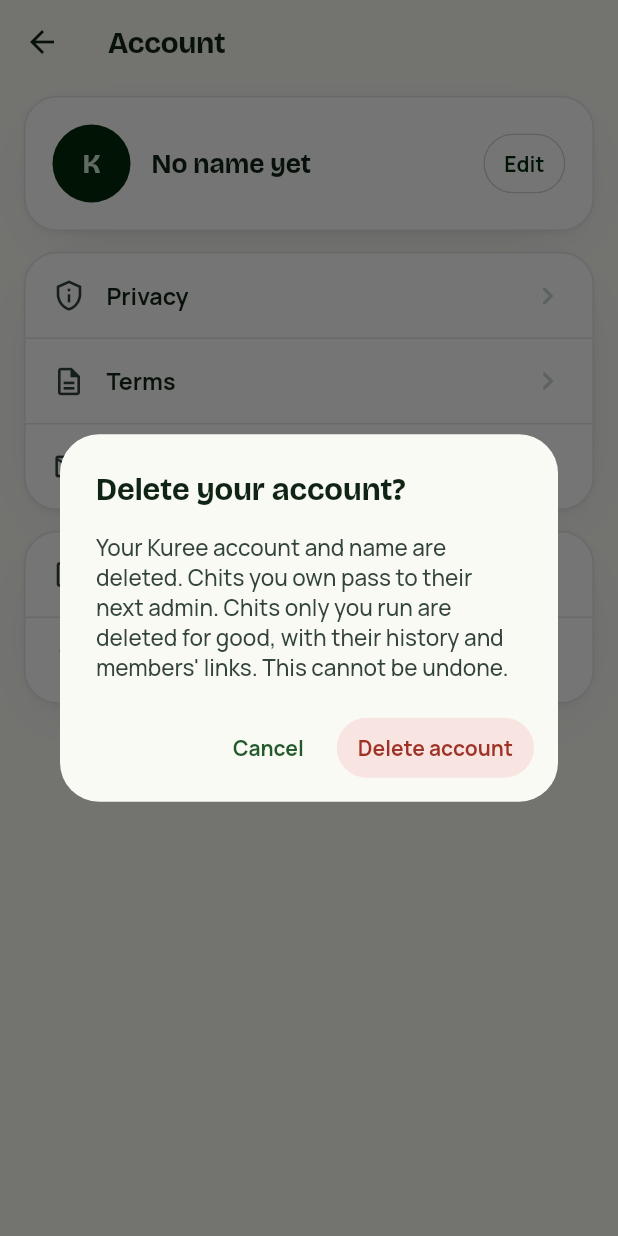
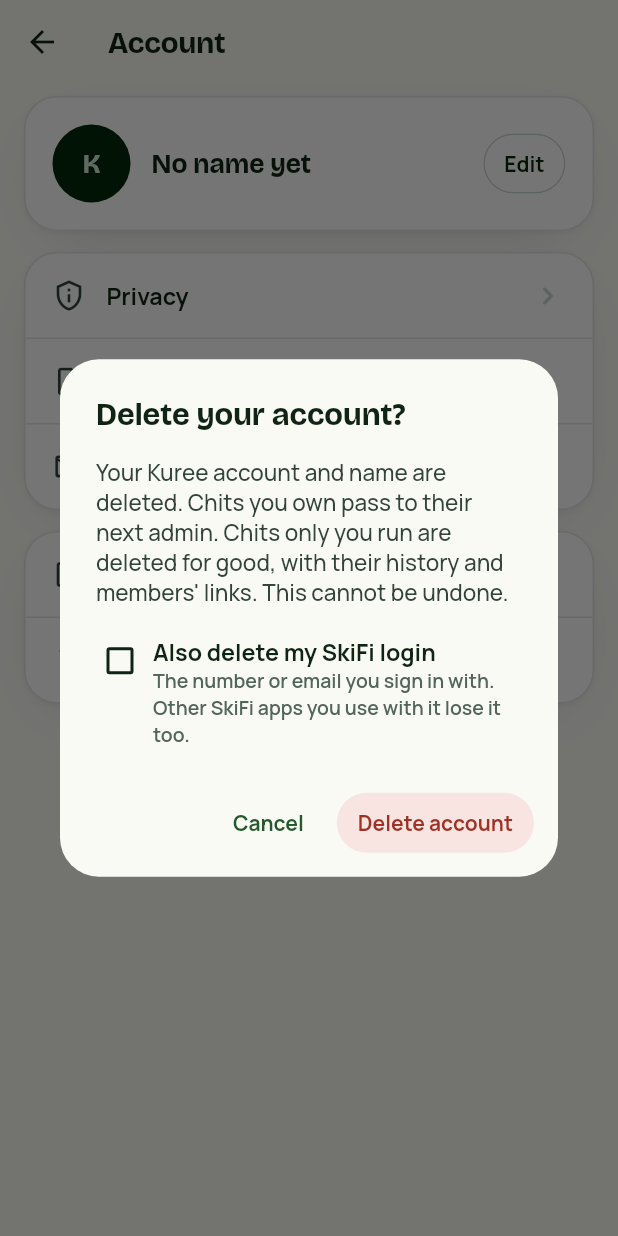
Before and after one commit to NAVICORP/kuree, a Flutter app: the AccountScreen screen opened directly with empty values, after a tap on "Delete account", on a phone screen of 412 x 824 dp. Run offline on Flutter 3.47's test engine with Material 3 defaults, Android fonts, the phone set to English and light mode, and no system bars; our stand-ins replace audioplayers, share_plus, shared_preferences, wakelock_plus; missing offline and left inert: flutter_quick_video_encoder, gal; accounts and stored records are empty; project files that could hold a hidden picture were left out.

Commit message:
Delete account can delete the SkiFi login too
App Store review asks that deleting an account in the app removes the whole
account, not only the app's data. The delete dialog now has "Also delete my
SkiFi login": after the chits are handed over or deleted, the app deletes
the login itself (DELETE /auth/v1/user, which the API already passes to
SkAuth and mirrors). Left unticked, the login stays as before. The privacy
and delete-account pages say so.

Co-Authored-By: Claude Opus 5.5 <noreply@anthropic.com>
Claude-Session: https://claude.ai/code/session_01Sb4k224acfZHz9i2Z4zLUu

```diff
--- a/app/lib/core/api.dart
+++ b/app/lib/core/api.dart
@@ -286,10 +286,16 @@ class Api {
   }
 
   /// Hands over or deletes this person's kuris and deletes their Kuree
-  /// account, then signs out. The SkiFi login itself (which other SkiFi apps
-  /// may use) stays; deleting that is a request by email.
-  Future<void> deleteAccount() async {
+  /// account, then signs out. With [skifiLogin], the SkiFi login itself (the
+  /// number or email they sign in with, shared with other SkiFi apps) is
+  /// deleted too; otherwise it stays.
+  Future<void> deleteAccount({bool skifiLogin = false}) async {
     await rpc('delete_my_data');
+    if (skifiLogin) {
+      await _send('DELETE', '/auth/v1/user', retry: false);
+      await _setSession(null);
+      return;
+    }
     await signOut();
   }
 
--- a/app/lib/ui/account.dart
+++ b/app/lib/ui/account.dart
@@ -38,23 +38,63 @@ class _AccountScreenState extends State<AccountScreen> {
   }
 
   Future<void> _delete() async {
-    final ok = await confirm(
-      context,
-      title: 'Delete your account?',
-      text: 'Your Kuree account and name are deleted. Chits you own pass to their next admin. Chits only you run are deleted for good, with their history and members\' links. This cannot be undone.',
-      yes: 'Delete account',
-      danger: true,
-    );
-    if (!ok || !mounted) return;
+    final choice = await _askDelete();
+    if (choice == null || !mounted) return;
     setState(() => deleting = true);
     try {
-      await Api.instance.deleteAccount();
+      await Api.instance.deleteAccount(skifiLogin: choice);
     } on ApiError catch (e) {
       if (mounted) {
         setState(() => deleting = false);
         toast(context, e.message, bad: true);
       }
     }
+  }
+
+  /// The delete confirmation, with the choice to delete the SkiFi login too.
+  /// Null when cancelled; otherwise whether to delete the login.
+  Future<bool?> _askDelete() {
+    var login = false;
+    return showDialog<bool>(
+      context: context,
+      builder: (ctx) => StatefulBuilder(
+        builder: (ctx, set) => AlertDialog(
+          title: const Text('Delete your account?'),
+          content: Column(mainAxisSize: MainAxisSize.min, crossAxisAlignment: CrossAxisAlignment.start, children: [
+            const Text('Your Kuree account and name are deleted. Chits you own pass to their next admin. Chits only you run are deleted for good, with their history and members\' links. This cannot be undone.'),
+            const SizedBox(height: 14),
+            InkWell(
+              onTap: () => set(() => login = !login),
+              borderRadius: BorderRadius.circular(12),
+              child: Padding(
+                padding: const EdgeInsets.symmetric(vertical: 6),
+                child: Row(crossAxisAlignment: CrossAxisAlignment.start, children: [
+                  Checkbox(
+                    value: login,
+                    onChanged: (v) => set(() => login = v ?? false),
+                    activeColor: K.bad,
+                    visualDensity: VisualDensity.compact,
+                    materialTapTargetSize: MaterialTapTargetSize.shrinkWrap,
+                  ),
+                  const SizedBox(width: 6),
+                  Expanded(
+                    child: Column(crossAxisAlignment: CrossAxisAlignment.start, children: [
+                      Text('Also delete my SkiFi login', style: T.bodyStrong),
+                      Text('The number or email you sign in with. Other SkiFi apps you use with it lose it too.', style: T.small),
+                    ]),
+                  ),
+                ]),
+              ),
+            ),
+          ]),
+          actionsPadding: const EdgeInsets.fromLTRB(16, 0, 16, 16),
+          actions: [
+            KButton(label: 'Cancel', kind: KButtonKind.ghost, small: true, onPressed: () => Navigator.of(ctx).pop()),
+            KButton(label: 'Delete account', kind: KButtonKind.danger, small: true, onPressed: () => Navigator.of(ctx).pop(login)),
+          ],
+        ),
+      ),
+    );
   }
 
   @override
```
Also changed, not shown: 2 other files.
